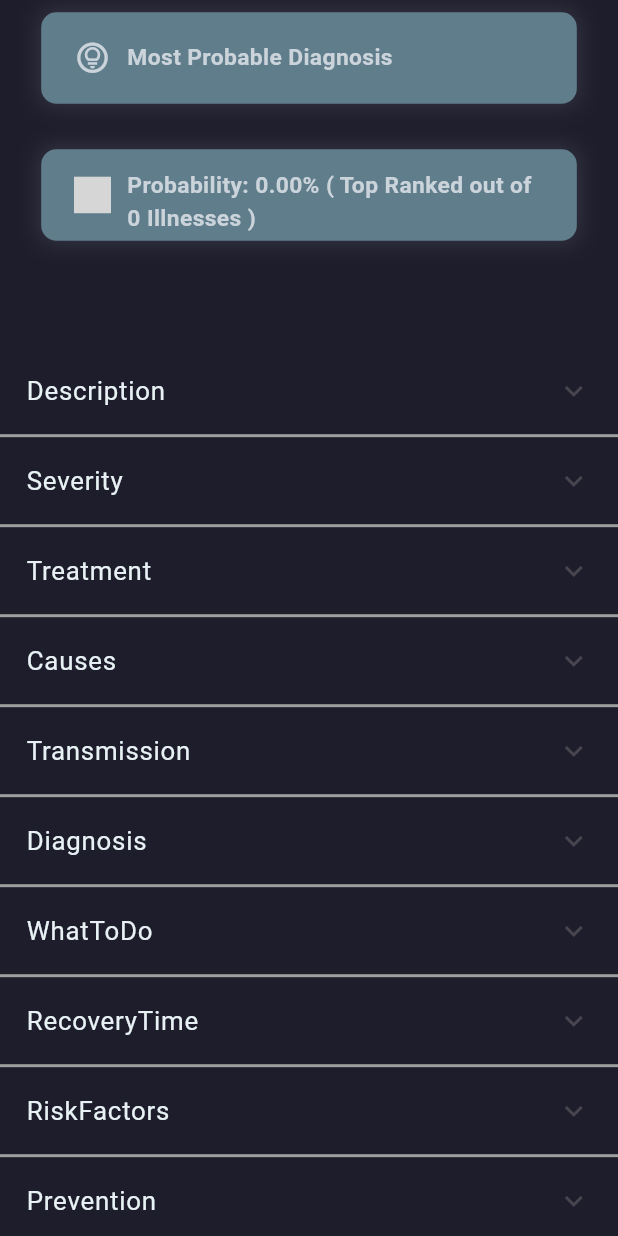
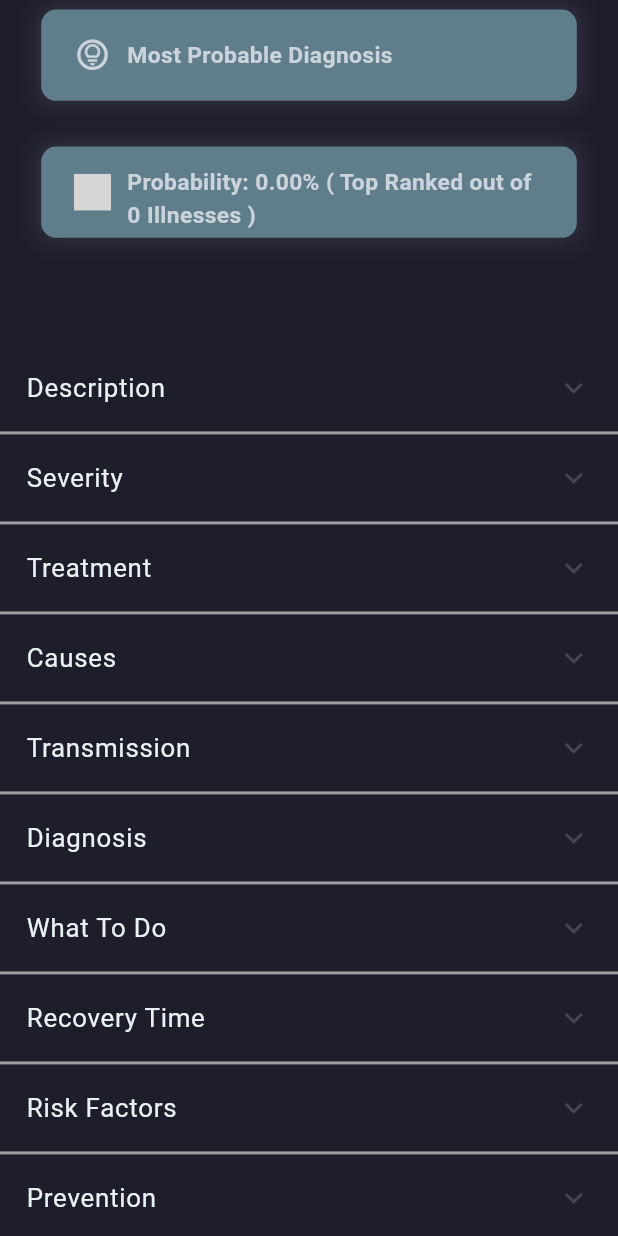
Before and after one commit to javahuhu/PetSymp, a Flutter app: the HistoryIllnessdetailsScreen screen opened directly with empty values, scrolled down 576 dp, on a phone screen of 412 x 824 dp. Run offline on Flutter 3.47's test engine with Material 3 defaults, Android fonts, the phone set to English and light mode, and no system bars; our stand-ins replace animate_do, animated_text_kit, auto_size_text, card_swiper, cloud_firestore, dio and 10 more; missing offline and left inert: iconify_flutter; accounts and stored records are empty; grey boxes are pictures that could not be loaded.

Commit message:
adjust the style

```diff
--- a/petsymp/lib/PetProfile/historyillnessdetails.dart
+++ b/petsymp/lib/PetProfile/historyillnessdetails.dart
@@ -106,9 +106,9 @@ class HistoryIllnessdetailsScreenState extends State<HistoryIllnessdetailsScreen
       "Causes",
       "Transmission",
       "Diagnosis",
-      "WhatToDo",
-      "RecoveryTime",
-      "RiskFactors",
+      "What To Do",
+      "Recovery Time",
+      "Risk Factors",
       "Prevention",
       "Contagious",
     ];
@@ -148,22 +148,11 @@ class HistoryIllnessdetailsScreenState extends State<HistoryIllnessdetailsScreen
         children: [
         Padding(
           padding: EdgeInsets.only(
-            top: 20.h,
+            top: 30.h,
             left: 8.w,
             right: 8.w,
           ),
-          child: Row(
-            crossAxisAlignment: CrossAxisAlignment.center,
-            children: [
-              IconButton(
-                icon: const Icon(
-                  Icons.arrow_back_sharp,
-                  size: 30,
-                  color: Color(0xFFE8F2F5),
-                ),
-                onPressed: () => Navigator.of(context).pop(),
-              ),
-              SizedBox(width: screenWidth * 0.097),
+          child:   Center(child:
                   Text(
                     "Illness Information",
                     style: TextStyle(
@@ -172,9 +161,7 @@ class HistoryIllnessdetailsScreenState extends State<HistoryIllnessdetailsScreen
                       fontFamily: 'Oswald',
                       color: const Color.fromARGB(255, 255, 255, 255),
                     ),
-              ),
-            ],
-          ),
+                  )),
         ),
 
             Padding(
```
Lines whose indentation alone changed are shown as unchanged.
